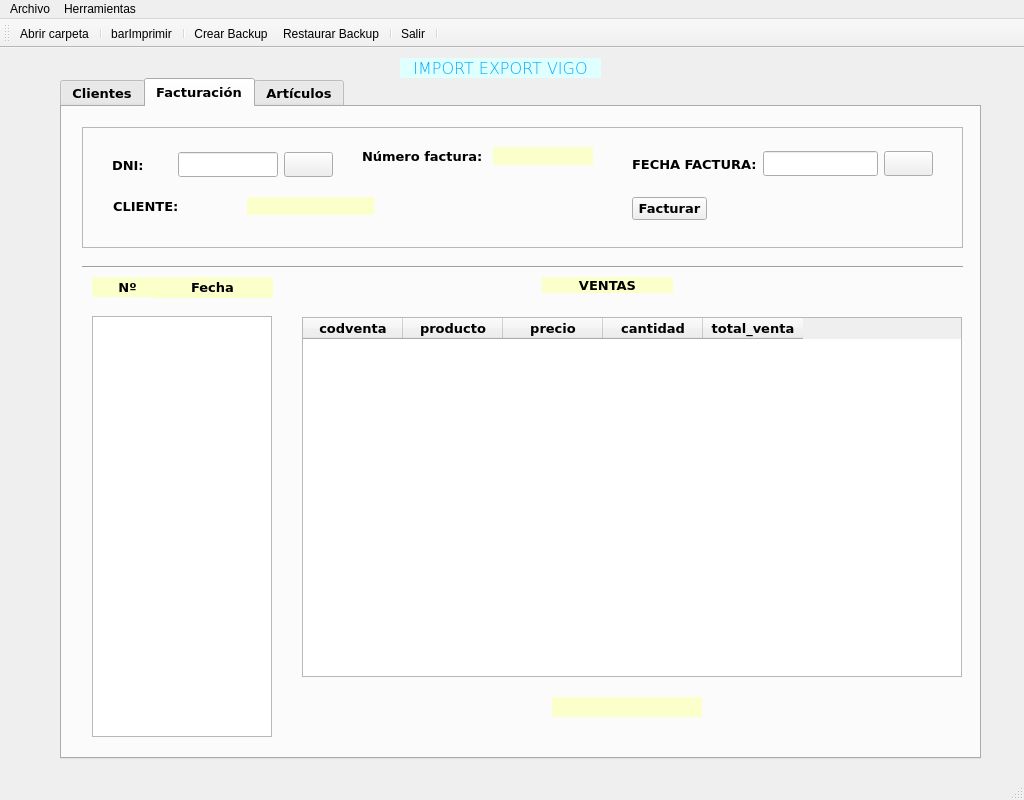
beafaro/farocarrera, file window.ui: the form before one commit.
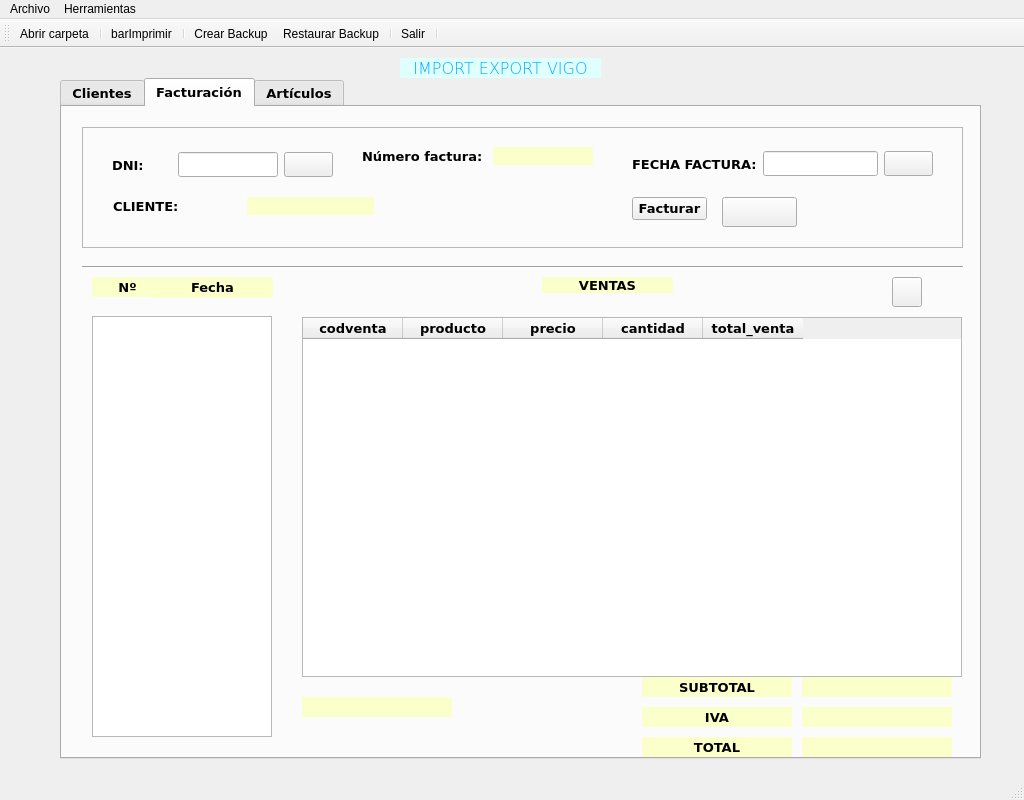
The form after the commit. Icons and pictures are not drawn.

```diff
--- a/window.ui
+++ b/window.ui
@@ -1276,6 +1276,35 @@
         </item>
        </layout>
       </widget>
+      <widget class="QPushButton" name="btnBorrarVenta">
+       <property name="geometry">
+        <rect>
+         <x>640</x>
+         <y>70</y>
+         <width>75</width>
+         <height>30</height>
+        </rect>
+       </property>
+       <property name="minimumSize">
+        <size>
+         <width>30</width>
+         <height>30</height>
+        </size>
+       </property>
+       <property name="text">
+        <string/>
+       </property>
+       <property name="icon">
+        <iconset>
+         <normaloff>img/papelera.png</normaloff>img/papelera.png</iconset>
+       </property>
+       <property name="iconSize">
+        <size>
+         <width>30</width>
+         <height>30</height>
+        </size>
+       </property>
+      </widget>
      </widget>
      <widget class="Line" name="line_5">
       <property name="geometry">
@@ -1500,7 +1529,7 @@
      <widget class="QLabel" name="lblVenta">
       <property name="geometry">
        <rect>
-        <x>490</x>
+        <x>240</x>
         <y>590</y>
         <width>150</width>
         <height>20</height>
@@ -1536,6 +1565,263 @@
        <set>Qt::AlignCenter</set>
       </property>
      </widget>
+     <widget class="QLabel" name="lblSubTotal">
+      <property name="geometry">
+       <rect>
+        <x>740</x>
+        <y>570</y>
+        <width>150</width>
+        <height>20</height>
+       </rect>
+      </property>
+      <property name="minimumSize">
+       <size>
+        <width>150</width>
+        <height>20</height>
+       </size>
+      </property>
+      <property name="maximumSize">
+       <size>
+        <width>150</width>
+        <height>20</height>
+       </size>
+      </property>
+      <property name="font">
+       <font>
+        <family>Verdana</family>
+        <pointsize>10</pointsize>
+        <weight>75</weight>
+        <bold>true</bold>
+       </font>
+      </property>
+      <property name="styleSheet">
+       <string notr="true">background-color: rgb(251, 255, 201);</string>
+      </property>
+      <property name="text">
+       <string/>
+      </property>
+      <property name="alignment">
+       <set>Qt::AlignCenter</set>
+      </property>
+     </widget>
+     <widget class="QLabel" name="lblIVA">
+      <property name="geometry">
+       <rect>
+        <x>740</x>
+        <y>600</y>
+        <width>150</width>
+        <height>20</height>
+       </rect>
+      </property>
+      <property name="minimumSize">
+       <size>
+        <width>150</width>
+        <height>20</height>
+       </size>
+      </property>
+      <property name="maximumSize">
+       <size>
+        <width>150</width>
+        <height>20</height>
+       </size>
+      </property>
+      <property name="font">
+       <font>
+        <family>Verdana</family>
+        <pointsize>10</pointsize>
+        <weight>75</weight>
+        <bold>true</bold>
+       </font>
+      </property>
+      <property name="styleSheet">
+       <string notr="true">background-color: rgb(251, 255, 201);</string>
+      </property>
+      <property name="text">
+       <string/>
+      </property>
+      <property name="alignment">
+       <set>Qt::AlignCenter</set>
+      </property>
+     </widget>
+     <widget class="QLabel" name="lblTotal">
+      <property name="geometry">
+       <rect>
+        <x>740</x>
+        <y>630</y>
+        <width>150</width>
+        <height>20</height>
+       </rect>
+      </property>
+      <property name="minimumSize">
+       <size>
+        <width>150</width>
+        <height>20</height>
+       </size>
+      </property>
+      <property name="maximumSize">
+       <size>
+        <width>150</width>
+        <height>20</height>
+       </size>
+      </property>
+      <property name="font">
+       <font>
+        <family>Verdana</family>
+        <pointsize>10</pointsize>
+        <weight>75</weight>
+        <bold>true</bold>
+       </font>
+      </property>
+      <property name="styleSheet">
+       <string notr="true">background-color: rgb(251, 255, 201);</string>
+      </property>
+      <property name="text">
+       <string/>
+      </property>
+      <property name="alignment">
+       <set>Qt::AlignCenter</set>
+      </property>
+     </widget>
+     <widget class="QLabel" name="lblVenta_2">
+      <property name="geometry">
+       <rect>
+        <x>580</x>
+        <y>570</y>
+        <width>150</width>
+        <height>20</height>
+       </rect>
+      </property>
+      <property name="minimumSize">
+       <size>
+        <width>150</width>
+        <height>20</height>
+       </size>
+      </property>
+      <property name="maximumSize">
+       <size>
+        <width>150</width>
+        <height>20</height>
+       </size>
+      </property>
+      <property name="font">
+       <font>
+        <family>Verdana</family>
+        <pointsize>10</pointsize>
+        <weight>75</weight>
+        <bold>true</bold>
+       </font>
+      </property>
+      <property name="styleSheet">
+       <string notr="true">background-color: rgb(251, 255, 201);</string>
+      </property>
+      <property name="text">
+       <string>SUBTOTAL</string>
+      </property>
+      <property name="alignment">
+       <set>Qt::AlignCenter</set>
+      </property>
+     </widget>
+     <widget class="QLabel" name="lblVenta_3">
+      <property name="geometry">
+       <rect>
+        <x>580</x>
+        <y>600</y>
+        <width>150</width>
+        <height>20</height>
+       </rect>
+      </property>
+      <property name="minimumSize">
+       <size>
+        <width>150</width>
+        <height>20</height>
+       </size>
+      </property>
+      <property name="maximumSize">
+       <size>
+        <width>150</width>
+        <height>20</height>
+       </size>
+      </property>
+      <property name="font">
+       <font>
+        <family>Verdana</family>
+        <pointsize>10</pointsize>
+        <weight>75</weight>
+        <bold>true</bold>
+       </font>
+      </property>
+      <property name="styleSheet">
+       <string notr="true">background-color: rgb(251, 255, 201);</string>
+      </property>
+      <property name="text">
+       <string>IVA</string>
+      </property>
+      <property name="alignment">
+       <set>Qt::AlignCenter</set>
+      </property>
+     </widget>
+     <widget class="QLabel" name="lblVenta_4">
+      <property name="geometry">
+       <rect>
+        <x>580</x>
+        <y>630</y>
+        <width>150</width>
+        <height>20</height>
+       </rect>
+      </property>
+      <property name="minimumSize">
+       <size>
+        <width>150</width>
+        <height>20</height>
+       </size>
+      </property>
+      <property name="maximumSize">
+       <size>
+        <width>150</width>
+        <height>20</height>
+       </size>
+      </property>
+      <property name="font">
+       <font>
+        <family>Verdana</family>
+        <pointsize>10</pointsize>
+        <weight>75</weight>
+        <bold>true</bold>
+       </font>
+      </property>
+      <property name="styleSheet">
+       <string notr="true">background-color: rgb(251, 255, 201);</string>
+      </property>
+      <property name="text">
+       <string>TOTAL</string>
+      </property>
+      <property name="alignment">
+       <set>Qt::AlignCenter</set>
+      </property>
+     </widget>
+     <widget class="QPushButton" name="btnVisualizaVentas">
+      <property name="geometry">
+       <rect>
+        <x>830</x>
+        <y>170</y>
+        <width>30</width>
+        <height>30</height>
+       </rect>
+      </property>
+      <property name="text">
+       <string/>
+      </property>
+      <property name="icon">
+       <iconset>
+        <normaloff>img/visualizar.png</normaloff>img/visualizar.png</iconset>
+      </property>
+      <property name="iconSize">
+       <size>
+        <width>30</width>
+        <height>30</height>
+       </size>
+      </property>
+     </widget>
     </widget>
     <widget class="QWidget" name="tab_3">
      <attribute name="title">
```
